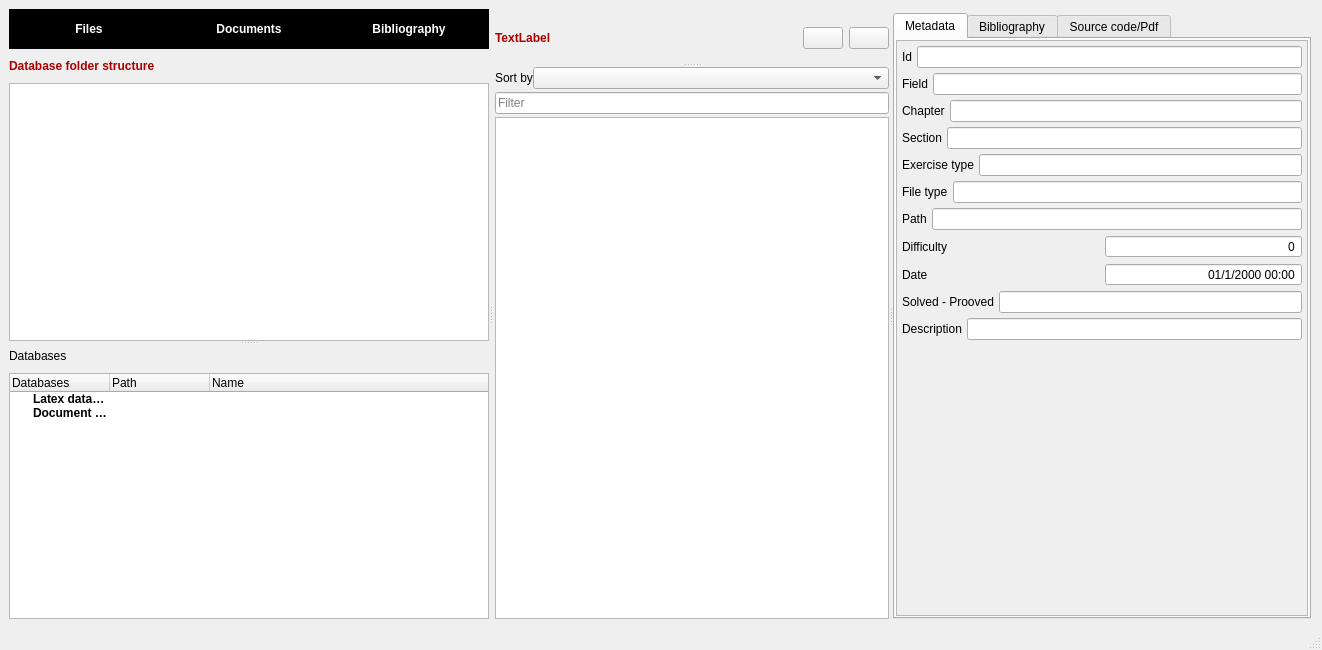
Old version of the form datatex.ui in the repository CSMathematics/DataTex.
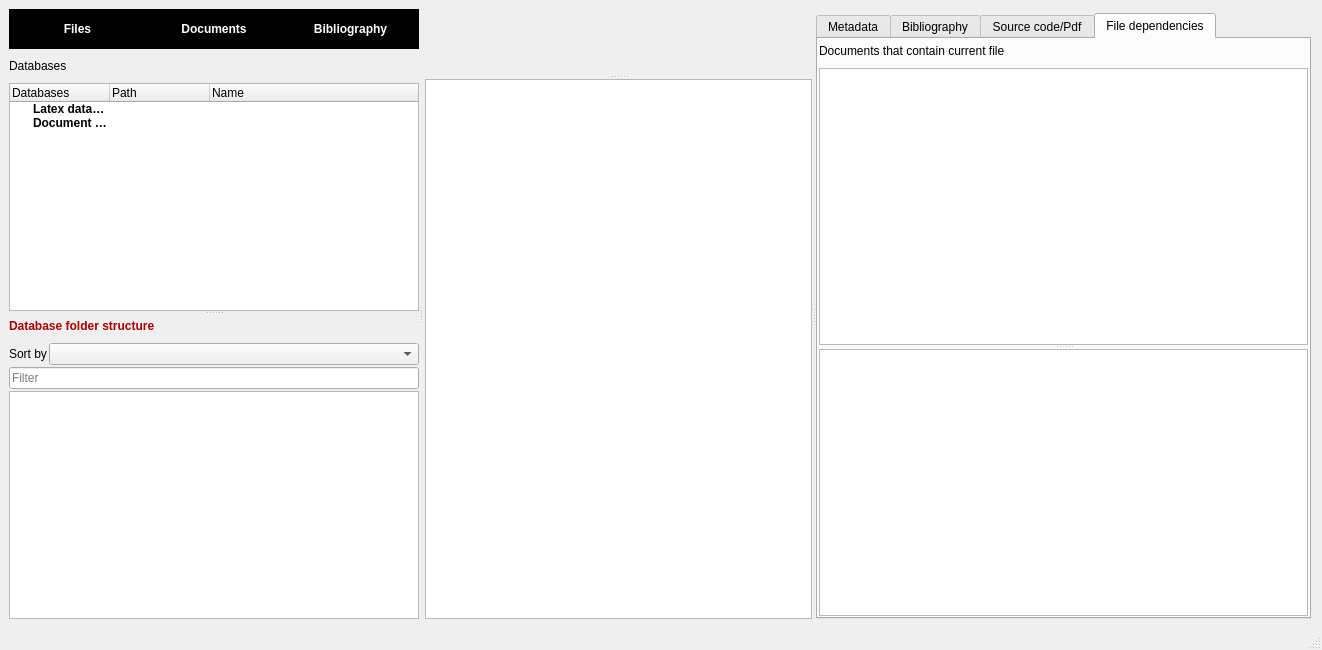
New version of the form. The open tabs and pages were chosen to show the change. Icons and pictures are not drawn. Custom widgets are drawn as their Qt base class.

```diff
--- a/datatex.ui
+++ b/datatex.ui
@@ -38,17 +38,9 @@
             <number>2</number>
            </property>
            <item>
-            <widget class="QLabel" name="CurrentBaseLabel_1">
-             <property name="font">
-              <font>
-               <bold>true</bold>
-              </font>
-             </property>
-             <property name="styleSheet">
-              <string notr="true">color: rgb(170, 0, 0);</string>
-             </property>
+            <widget class="QLabel" name="label_12">
              <property name="text">
-              <string>Database folder structure</string>
+              <string>Databases</string>
              </property>
             </widget>
            </item>
@@ -109,13 +101,6 @@
            </item>
           </layout>
          </item>
-         <item row="2" column="0">
-          <widget class="QTreeView" name="DatabaseStructureTreeView">
-           <property name="animated">
-            <bool>true</bool>
-           </property>
-          </widget>
-         </item>
          <item row="0" column="0">
           <layout class="QHBoxLayout" name="horizontalLayout_5">
            <property name="spacing">
@@ -261,66 +246,7 @@
            </item>
           </layout>
          </item>
-        </layout>
-       </widget>
-       <widget class="QWidget" name="layoutWidget">
-        <layout class="QGridLayout" name="OpenDatabasesGridLayout">
-         <item row="0" column="0">
-          <layout class="QHBoxLayout" name="OpenDataActionsHorizontalLayout">
-           <property name="spacing">
-            <number>2</number>
-           </property>
-           <item>
-            <widget class="QLabel" name="label_12">
-             <property name="text">
-              <string>Databases</string>
-             </property>
-            </widget>
-           </item>
-           <item>
-            <spacer name="horizontalSpacer_5">
-             <property name="orientation">
-              <enum>Qt::Horizontal</enum>
-             </property>
-             <property name="sizeHint" stdset="0">
-              <size>
-               <width>40</width>
-               <height>20</height>
-              </size>
-             </property>
-            </spacer>
-           </item>
-           <item>
-            <widget class="QPushButton" name="AddDatabaseToListButton">
-             <property name="text">
-              <string/>
-             </property>
-             <property name="icon">
-              <iconset resource="images.qrc">
-               <normaloff>:/images/document-new-2.svg</normaloff>:/images/document-new-2.svg</iconset>
-             </property>
-             <property name="flat">
-              <bool>true</bool>
-             </property>
-            </widget>
-           </item>
-           <item>
-            <widget class="QPushButton" name="RemoveDatabaseFromListButton">
-             <property name="text">
-              <string/>
-             </property>
-             <property name="icon">
-              <iconset resource="images.qrc">
-               <normaloff>:/images/document-close-3.svg</normaloff>:/images/document-close-3.svg</iconset>
-             </property>
-             <property name="flat">
-              <bool>true</bool>
-             </property>
-            </widget>
-           </item>
-          </layout>
-         </item>
-         <item row="1" column="0">
+         <item row="2" column="0">
           <widget class="QTreeWidget" name="OpenDatabasesTreeWidget">
            <property name="animated">
             <bool>true</bool>
@@ -384,6 +310,155 @@
          </item>
         </layout>
        </widget>
+       <widget class="QWidget" name="layoutWidget">
+        <layout class="QGridLayout" name="OpenDatabasesGridLayout">
+         <item row="0" column="0">
+          <layout class="QHBoxLayout" name="OpenDataActionsHorizontalLayout">
+           <property name="spacing">
+            <number>2</number>
+           </property>
+           <item>
+            <widget class="QLabel" name="CurrentBaseLabel_1">
+             <property name="font">
+              <font>
+               <bold>true</bold>
+              </font>
+             </property>
+             <property name="styleSheet">
+              <string notr="true">color: rgb(170, 0, 0);</string>
+             </property>
+             <property name="text">
+              <string>Database folder structure</string>
+             </property>
+            </widget>
+           </item>
+           <item>
+            <spacer name="horizontalSpacer_5">
+             <property name="orientation">
+              <enum>Qt::Horizontal</enum>
+             </property>
+             <property name="sizeHint" stdset="0">
+              <size>
+               <width>40</width>
+               <height>20</height>
+              </size>
+             </property>
+            </spacer>
+           </item>
+           <item>
+            <widget class="QPushButton" name="DatabaseStructureButton">
+             <property name="text">
+              <string/>
+             </property>
+             <property name="icon">
+              <iconset resource="images.qrc">
+               <normaloff>:/images/structure.svg</normaloff>:/images/structure.svg</iconset>
+             </property>
+             <property name="flat">
+              <bool>true</bool>
+             </property>
+            </widget>
+           </item>
+           <item>
+            <widget class="QPushButton" name="DatabaseInfoButton">
+             <property name="text">
+              <string/>
+             </property>
+             <property name="icon">
+              <iconset resource="images.qrc">
+               <normaloff>:/images/help-about.svg</normaloff>:/images/help-about.svg</iconset>
+             </property>
+             <property name="flat">
+              <bool>true</bool>
+             </property>
+            </widget>
+           </item>
+          </layout>
+         </item>
+         <item row="2" column="0">
+          <widget class="QStackedWidget" name="stackedWidget_6">
+           <property name="currentIndex">
+            <number>1</number>
+           </property>
+           <widget class="QWidget" name="page_13">
+            <layout class="QVBoxLayout" name="verticalLayout_8">
+             <property name="leftMargin">
+              <number>0</number>
+             </property>
+             <property name="topMargin">
+              <number>0</number>
+             </property>
+             <property name="rightMargin">
+              <number>0</number>
+             </property>
+             <property name="bottomMargin">
+              <number>0</number>
+             </property>
+             <item>
+              <widget class="QTreeView" name="DatabaseStructureTreeView">
+               <property name="animated">
+                <bool>true</bool>
+               </property>
+              </widget>
+             </item>
+            </layout>
+           </widget>
+           <widget class="QWidget" name="page_14">
+            <layout class="QVBoxLayout" name="verticalLayout_16">
+             <property name="spacing">
+              <number>2</number>
+             </property>
+             <property name="leftMargin">
+              <number>0</number>
+             </property>
+             <property name="topMargin">
+              <number>0</number>
+             </property>
+             <property name="rightMargin">
+              <number>0</number>
+             </property>
+             <property name="bottomMargin">
+              <number>0</number>
+             </property>
+             <item>
+              <layout class="QHBoxLayout" name="horizontalLayout_4">
+               <item>
+                <widget class="QLabel" name="label_8">
+                 <property name="sizePolicy">
+                  <sizepolicy hsizetype="Fixed" vsizetype="Preferred">
+                   <horstretch>0</horstretch>
+                   <verstretch>0</verstretch>
+                  </sizepolicy>
+                 </property>
+                 <property name="text">
+                  <string>Sort by</string>
+                 </property>
+                </widget>
+               </item>
+               <item>
+                <widget class="QComboBox" name="ComboCount"/>
+               </item>
+              </layout>
+             </item>
+             <item>
+              <widget class="QLineEdit" name="FilterFilesCountEntries">
+               <property name="readOnly">
+                <bool>false</bool>
+               </property>
+               <property name="placeholderText">
+                <string>Filter</string>
+               </property>
+              </widget>
+             </item>
+             <item>
+              <widget class="QTableView" name="CountFilesTable"/>
+             </item>
+            </layout>
+           </widget>
+          </widget>
+         </item>
+        </layout>
+       </widget>
       </widget>
       <widget class="QStackedWidget" name="stackedWidget">
        <property name="currentIndex">
@@ -417,58 +492,85 @@
               <property name="verticalSpacing">
                <number>0</number>
               </property>
-              <item row="0" column="3">
-               <widget class="QPushButton" name="ClearFiltersFD">
-                <property name="text">
-                 <string/>
-                </property>
-                <property name="icon">
-                 <iconset resource="images.qrc">
-                  <normaloff>:/images/kt-remove-filters.svg</normaloff>:/images/kt-remove-filters.svg</iconset>
-                </property>
-               </widget>
-              </item>
-              <item row="0" column="2">
-               <widget class="QPushButton" name="FilesTagFilter">
-                <property name="text">
-                 <string/>
-                </property>
-                <property name="icon">
-                 <iconset resource="images.qrc">
-                  <normaloff>:/images/tag.svg</normaloff>:/images/tag.svg</iconset>
-                </property>
-                <property name="checkable">
-                 <bool>true</bool>
-                </property>
-               </widget>
-              </item>
-              <item row="0" column="1">
-               <spacer name="horizontalSpacer_2">
-                <property name="orientation">
-                 <enum>Qt::Horizontal</enum>
-                </property>
-                <property name="sizeHint" stdset="0">
-                 <size>
-                  <width>40</width>
-                  <height>20</height>
-                 </size>
-                </property>
-               </spacer>
-              </item>
-              <item row="0" column="0">
-               <widget class="QLabel" name="CurrentBaseLabel">
-                <property name="font">
-                 <font>
-                  <bold>true</bold>
-                 </font>
-                </property>
-                <property name="styleSheet">
-                 <string notr="true">color: rgb(170, 0, 0);</string>
-                </property>
-                <property name="text">
-                 <string>TextLabel</string>
-                </property>
-               </widget>
+              <item row="0" column="0" colspan="5">
+               <layout class="QHBoxLayout" name="horizontalLayout_23">
+                <item>
+                 <widget class="QLabel" name="CurrentBaseLabel">
+                  <property name="font">
+                   <font>
+                    <bold>true</bold>
+                   </font>
+                  </property>
+                  <property name="styleSheet">
+                   <string notr="true">color: rgb(170, 0, 0);</string>
+                  </property>
+                  <property name="text">
+                   <string/>
+                  </property>
+                 </widget>
+                </item>
+                <item>
+                 <spacer name="horizontalSpacer_2">
+                  <property name="orientation">
+                   <enum>Qt::Horizontal</enum>
+                  </property>
+                  <property name="sizeHint" stdset="0">
+                   <size>
+                    <width>40</width>
+                    <height>20</height>
+                   </size>
+                  </property>
+                 </spacer>
+                </item>
+                <item>
+                 <widget class="QPushButton" name="EnableSortingFiles">
+                  <property name="text">
+                   <string/>
+                  </property>
+                  <property name="icon">
+                   <iconset resource="images.qrc">
+                    <normaloff>:/images/sort-presence.svg</normaloff>:/images/sort-presence.svg</iconset>
+                  </property>
+                  <property name="checkable">
+                   <bool>true</bool>
+                  </property>
+                  <property name="flat">
+                   <bool>true</bool>
+                  </property>
+                 </widget>
+                </item>
+                <item>
+                 <widget class="QPushButton" name="FilesTagFilter">
+                  <property name="text">
+                   <string/>
+                  </property>
+                  <property name="icon">
+                   <iconset resource="images.qrc">
+                    <normaloff>:/images/tag.svg</normaloff>:/images/tag.svg</iconset>
+                  </property>
+                  <property name="checkable">
+                   <bool>true</bool>
+                  </property>
+                  <property name="flat">
+                   <bool>true</bool>
+                  </property>
+                 </widget>
+                </item>
+                <item>
+                 <widget class="QPushButton" name="ClearFiltersFD">
+                  <property name="text">
+                   <string/>
+                  </property>
+                  <property name="icon">
+                   <iconset resource="images.qrc">
+                    <normaloff>:/images/kt-remove-filters.svg</normaloff>:/images/kt-remove-filters.svg</iconset>
+                  </property>
+                  <property name="flat">
+                   <bool>true</bool>
+                  </property>
+                 </widget>
+                </item>
+               </layout>
               </item>
              </layout>
             </widget>
@@ -481,37 +583,7 @@
                <number>3</number>
               </property>
               <item row="0" column="0">
-               <layout class="QHBoxLayout" name="horizontalLayout">
-                <item>
-                 <widget class="QLabel" name="label">
-                  <property name="sizePolicy">
-                   <sizepolicy hsizetype="Fixed" vsizetype="Preferred">
-                    <horstretch>0</horstretch>
-                    <verstretch>0</verstretch>
-                   </sizepolicy>
-                  </property>
-                  <property name="text">
-                   <string>Sort by</string>
-                  </property>
-                 </widget>
-                </item>
-                <item>
-                 <widget class="QComboBox" name="ComboCount"/>
-                </item>
-               </layout>
-              </item>
-              <item row="2" column="0">
-               <widget class="QTableView" name="CountFilesTable"/>
-              </item>
-              <item row="1" column="0">
-               <widget class="QLineEdit" name="FilterFilesCountEntries">
-                <property name="readOnly">
-                 <bool>false</bool>
-                </property>
-                <property name="placeholderText">
-                 <string>Filter</string>
-                </property>
-               </widget>
+               <widget class="QTableView" name="CountFilesTable_2"/>
               </item>
              </layout>
             </widget>
@@ -555,7 +627,7 @@
                     <rect>
                      <x>0</x>
                      <y>0</y>
-                     <width>404</width>
+                     <width>480</width>
                      <height>547</height>
                     </rect>
                    </property>
@@ -1183,6 +1255,141 @@
               </item>
              </layout>
             </widget>
+            <widget class="QWidget" name="FileDependenciesTab">
+             <attribute name="title">
+              <string>File dependencies</string>
+             </attribute>
+             <layout class="QGridLayout" name="gridLayout_32">
+              <property name="leftMargin">
+               <number>1</number>
+              </property>
+              <property name="topMargin">
+               <number>1</number>
+              </property>
+              <property name="rightMargin">
+               <number>1</number>
+              </property>
+              <property name="bottomMargin">
+               <number>1</number>
+              </property>
+              <item row="0" column="0">
+               <widget class="QSplitter" name="splitter_14">
+                <property name="orientation">
+                 <enum>Qt::Vertical</enum>
+                </property>
+                <widget class="QWidget" name="layoutWidget">
+                 <layout class="QVBoxLayout" name="verticalLayout_17">
+                  <item>
+                   <layout class="QHBoxLayout" name="horizontalLayout">
+                    <item>
+                     <widget class="QLabel" name="label">
+                      <property name="text">
+                       <string>Documents that contain current file </string>
+                      </property>
+                     </widget>
+                    </item>
+                    <item>
+                     <spacer name="horizontalSpacer_3">
+                      <property name="orientation">
+                       <enum>Qt::Horizontal</enum>
+                      </property>
+                      <property name="sizeHint" stdset="0">
+                       <size>
+                        <width>40</width>
+                        <height>20</height>
+                       </size>
+                      </property>
+                     </spacer>
+                    </item>
+                    <item>
+                     <widget class="QPushButton" name="DocDepContentPreview">
+                      <property name="text">
+                       <string/>
+                      </property>
+                      <property name="icon">
+                       <iconset resource="images.qrc">
+                        <normaloff>:/images/texfile.svgz</normaloff>:/images/texfile.svgz</iconset>
+                      </property>
+                      <property name="flat">
+                       <bool>true</bool>
+                      </property>
+                     </widget>
+                    </item>
+                    <item>
+                     <widget class="QPushButton" name="DocDepPdfPreview">
+                      <property name="text">
+                       <string/>
+                      </property>
+                      <property name="icon">
+                       <iconset resource="images.qrc">
+                        <normaloff>:/images/pdf2.svg</normaloff>:/images/pdf2.svg</iconset>
+                      </property>
+                      <property name="flat">
+                       <bool>true</bool>
+                      </property>
+                     </widget>
+                    </item>
+                   </layout>
+                  </item>
+                  <item>
+                   <widget class="QTableView" name="FileDependenciesTable">
+                    <property name="selectionMode">
+                     <enum>QAbstractItemView::SingleSelection</enum>
+                    </property>
+                    <property name="selectionBehavior">
+                     <enum>QAbstractItemView::SelectRows</enum>
+                    </property>
+                    <property name="horizontalScrollMode">
+                     <enum>QAbstractItemView::ScrollPerPixel</enum>
+                    </property>
+                   </widget>
+                  </item>
+                 </layout>
+                </widget>
+                <widget class="QStackedWidget" name="stackedWidget_7">
+                 <property name="currentIndex">
+                  <number>0</number>
+                 </property>
+                 <widget class="QWidget" name="page_15">
+                  <layout class="QGridLayout" name="gridLayout_33">
+                   <property name="leftMargin">
+                    <number>0</number>
+                   </property>
+                   <property name="topMargin">
+                    <number>0</number>
+                   </property>
+                   <property name="rightMargin">
+                    <number>0</number>
+                   </property>
+                   <property name="bottomMargin">
+                    <number>0</number>
+                   </property>
+                   <item row="0" column="0">
+                    <widget class="LatexTextBrowser" name="DocDependenciesContent"/>
+                   </item>
+                  </layout>
+                 </widget>
+                 <widget class="QWidget" name="page_16">
+                  <layout class="QGridLayout" name="gridLayout_35">
+                   <property name="leftMargin">
+                    <number>0</number>
+                   </property>
+                   <property name="topMargin">
+                    <number>0</number>
+                   </property>
+                   <property name="rightMargin">
+                    <number>0</number>
+                   </property>
+                   <property name="bottomMargin">
+                    <number>0</number>
+                   </property>
+                  </layout>
+                 </widget>
+                </widget>
+               </widget>
+              </item>
+             </layout>
+            </widget>
            </widget>
           </widget>
          </item>
```
Left out of the diff: 242 changed lines with no effect on the pictures.
